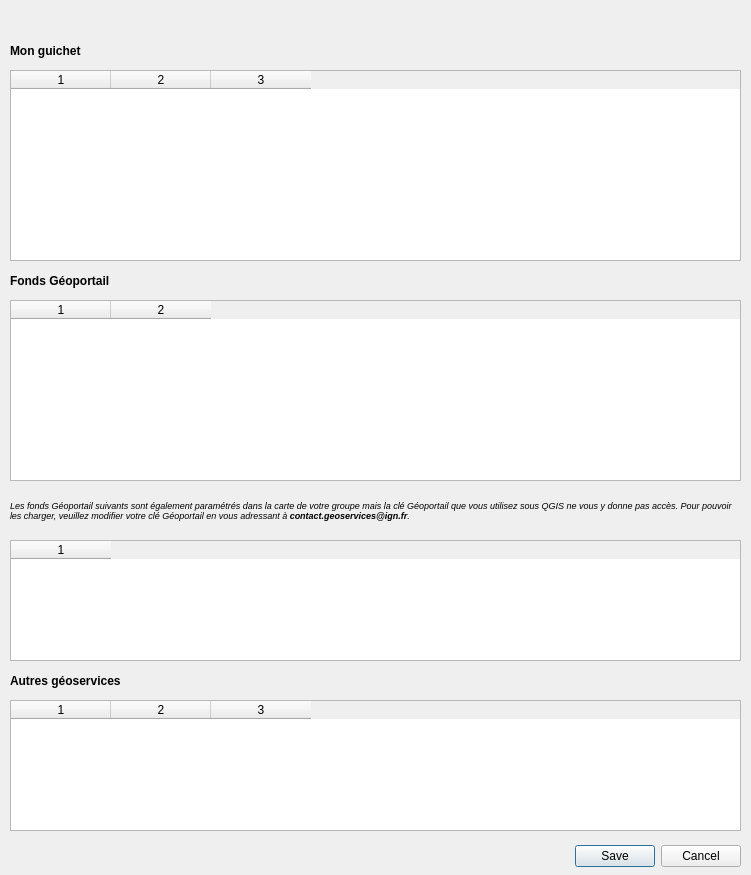
Before: the Qt Designer form FormChargerGuichet_base.ui in IGNF/espace-collaboratif-qgis-plugin, drawn with Qt 5.
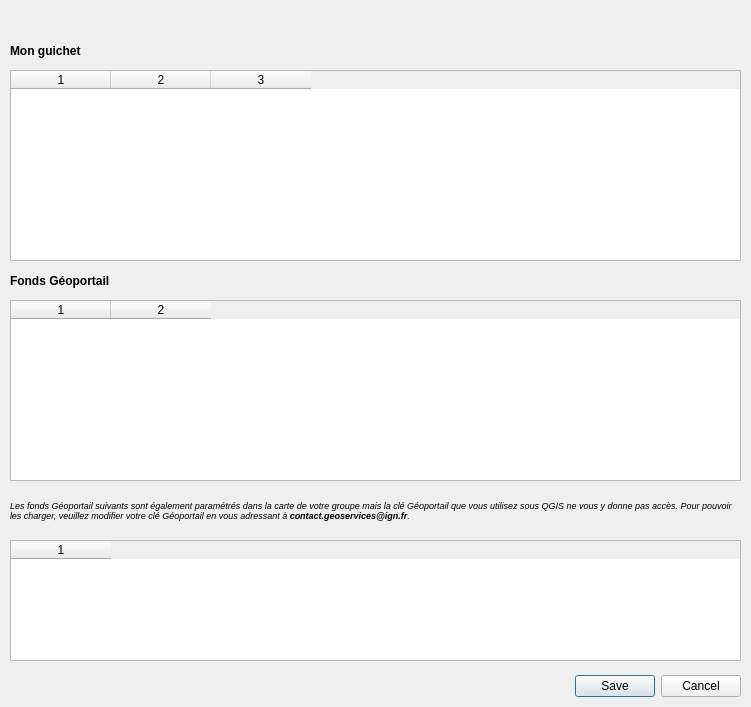
After: the same form once the commit is applied.

Commit message: Résolution ticket 13836 : enlever temporairement Autres géoservices dans Charger le guichet

Patch:
```diff
--- a/FormChargerGuichet_base.ui
+++ b/FormChargerGuichet_base.ui
@@ -7,7 +7,7 @@
     <x>0</x>
     <y>0</y>
     <width>751</width>
-    <height>875</height>
+    <height>707</height>
    </rect>
   </property>
   <property name="windowTitle">
@@ -17,7 +17,7 @@
    <property name="geometry">
     <rect>
      <x>540</x>
-     <y>840</y>
+     <y>670</y>
      <width>201</width>
      <height>32</height>
     </rect>
@@ -69,26 +69,6 @@
     <string>Fonds Géoportail</string>
    </property>
   </widget>
-  <widget class="QLabel" name="labelAutresGeoservices">
-   <property name="geometry">
-    <rect>
-     <x>10</x>
-     <y>670</y>
-     <width>151</width>
-     <height>21</height>
-    </rect>
-   </property>
-   <property name="font">
-    <font>
-     <pointsize>9</pointsize>
-     <weight>75</weight>
-     <bold>true</bold>
-    </font>
-   </property>
-   <property name="text">
-    <string>Autres géoservices</string>
-   </property>
-  </widget>
   <widget class="QTableWidget" name="tableWidgetMonGuichet">
    <property name="enabled">
     <bool>true</bool>
@@ -192,49 +172,6 @@
    <column/>
    <column/>
   </widget>
-  <widget class="QTableWidget" name="tableWidgetAutresGeoservices">
-   <property name="geometry">
-    <rect>
-     <x>10</x>
-     <y>700</y>
-     <width>731</width>
-     <height>131</height>
-    </rect>
-   </property>
-   <property name="showGrid">
-    <bool>false</bool>
-   </property>
-   <property name="gridStyle">
-    <enum>Qt::NoPen</enum>
-   </property>
-   <property name="columnCount">
-    <number>3</number>
-   </property>
-   <attribute name="horizontalHeaderCascadingSectionResizes">
-    <bool>true</bool>
-   </attribute>
-   <attribute name="horizontalHeaderHighlightSections">
-    <bool>false</bool>
-   </attribute>
-   <attribute name="horizontalHeaderStretchLastSection">
-    <bool>false</bool>
-   </attribute>
-   <attribute name="verticalHeaderVisible">
-    <bool>false</bool>
-   </attribute>
-   <attribute name="verticalHeaderCascadingSectionResizes">
-    <bool>true</bool>
-   </attribute>
-   <attribute name="verticalHeaderHighlightSections">
-    <bool>false</bool>
-   </attribute>
-   <attribute name="verticalHeaderStretchLastSection">
-    <bool>false</bool>
-   </attribute>
-   <column/>
-   <column/>
-   <column/>
-  </widget>
   <widget class="QTableWidget" name="tableWidgetFondsGeoportailBis">
    <property name="geometry">
     <rect>
```
The commit also changes 3 other files.
